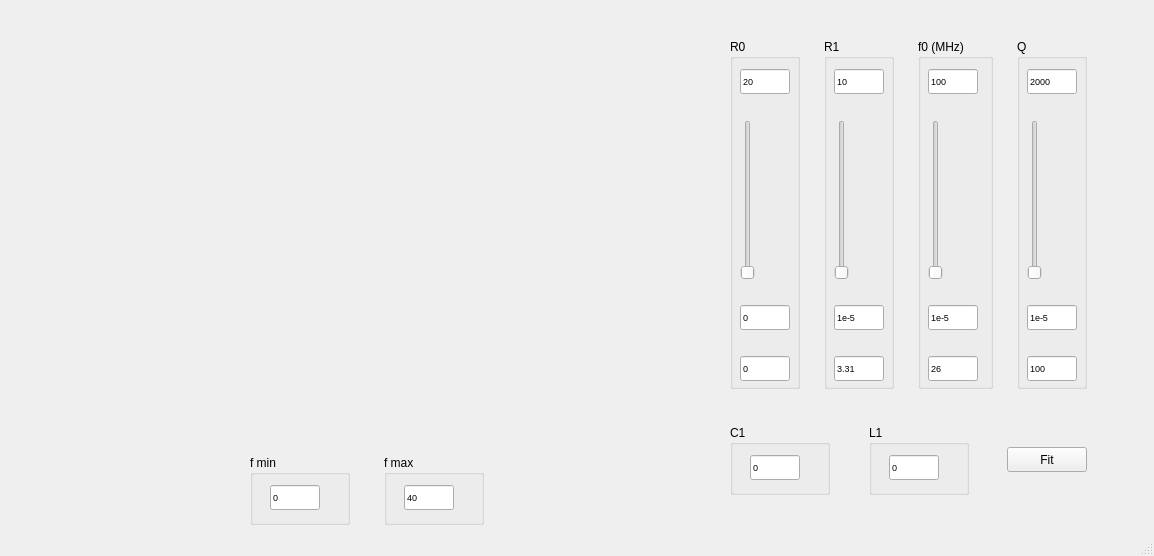
JSotres/VNAReader, file vnareader/qt5_ui_files/singleAntennaAnalysisWindow_v0.ui: the form before one commit.
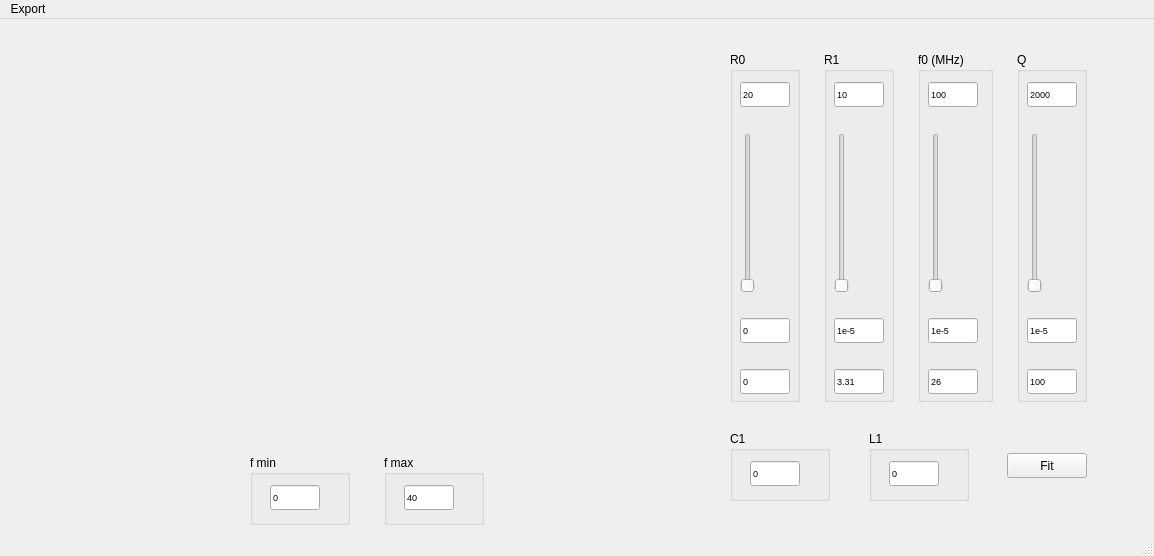
The form after the commit. Custom widgets are drawn as their Qt base class.

Commit message: Export for Single Antenna GUI

What changed in the file:
```diff
--- a/vnareader/qt5_ui_files/singleAntennaAnalysisWindow_v0.ui
+++ b/vnareader/qt5_ui_files/singleAntennaAnalysisWindow_v0.ui
@@ -1094,6 +1094,14 @@
      <height>22</height>
     </rect>
    </property>
+   <widget class="QMenu" name="menuExpoer">
+    <property name="title">
+     <string>Export</string>
+    </property>
+    <addaction name="action_Export_as_csv"/>
+    <addaction name="action_Export_as_xlsx"/>
+   </widget>
+   <addaction name="menuExpoer"/>
   </widget>
   <widget class="QStatusBar" name="statusbar"/>
  </widget>
```
Left out of the diff: 10 changed lines with no effect on the pictures. The commit also changes 4 other files.
